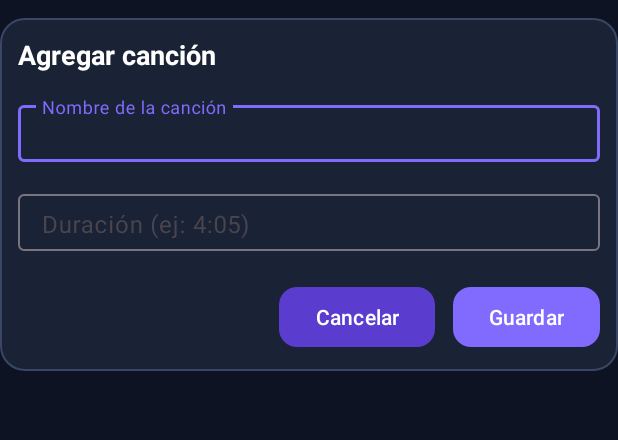
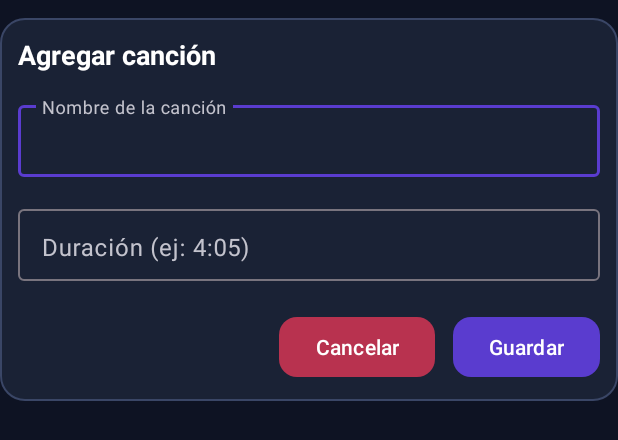
Before and after one commit to haroldVirguez/VINYLS-MOBILE, an Android app: the layout dialog_add_track.xml on its own in the app's theme, with its tools: preview values and no code run, on a phone screen of 412 x 824 dp. Shown: the top 440 px of the screen. Run offline under Robolectric (Android 15) with nearby library versions, the light colour scheme and no system bars.

Commit message:
Implement accessibility improvements with Accesibility Scanner

```diff
--- a/app/src/main/res/layout/dialog_add_track.xml
+++ b/app/src/main/res/layout/dialog_add_track.xml
@@ -22,13 +22,16 @@
         android:id="@+id/inputTrackNameLayout"
         android:layout_width="match_parent"
         android:layout_height="wrap_content"
-        android:hint="Nombre de la canción">
+        android:hint="Nombre de la canción"
+        android:textColorHint="@color/text_bg"
+        app:boxStrokeWidth="1dp"
+        app:hintTextColor="@color/text_bg">
 
         <com.google.android.material.textfield.TextInputEditText
             android:id="@+id/inputTrackName"
             android:layout_width="match_parent"
             android:layout_height="wrap_content"
-            android:minHeight="0dp"
+            android:minHeight="48dp"
             android:paddingTop="10dp"
             android:paddingBottom="6dp"
             android:textColor="@color/text_primary" />
@@ -39,14 +42,18 @@
         android:layout_width="match_parent"
         android:layout_height="wrap_content"
         android:layout_marginTop="16dp"
-        android:hint="Duración (ej: 4:05)">
+        android:hint="Duración (ej: 4:05)"
+        android:textColorHint="@color/text_bg"
+        app:boxBackgroundColor="@android:color/transparent"
+        app:boxStrokeWidth="1dp"
+        app:hintTextColor="@color/text_bg">
 
         <com.google.android.material.textfield.TextInputEditText
             android:id="@+id/inputTrackDuration"
             android:layout_width="match_parent"
             android:layout_height="wrap_content"
             android:inputType="text"
-            android:minHeight="0dp"
+            android:minHeight="48dp"
             android:paddingTop="10dp"
             android:paddingBottom="6dp"
             android:textColor="@color/text_primary" />
@@ -66,7 +73,7 @@
             android:layout_marginEnd="12dp"
             android:text="Cancelar"
             android:textAllCaps="false"
-            app:backgroundTint="@color/accent_dark_purple"
+            app:backgroundTint="@color/accent_dark_red"
             app:cornerRadius="12dp" />
 
         <com.google.android.material.button.MaterialButton
--- a/app/src/main/res/values/colors.xml
+++ b/app/src/main/res/values/colors.xml
@@ -5,8 +5,10 @@
     <color name="bg_dark">#0E1323</color>
     <color name="card_dark">#1A2235</color>
     <color name="card_stroke">#3A4666</color>
-    <color name="accent_purple">#816BFF</color>
+    <color name="accent_purple">#5A3CCF</color>
     <color name="accent_dark_purple">#5A3CCF</color>
+    <color name="accent_dark_red">#B8324F</color>
     <color name="text_primary">#FFFFFF</color>
     <color name="text_secondary">#A7B0C0</color>
+    <color name="text_bg">#C3C3CD</color>
 </resources>
```
Also changed, not shown: app/src/main/res/layout/menu_fab_options.xml (+10 -7 lines).
